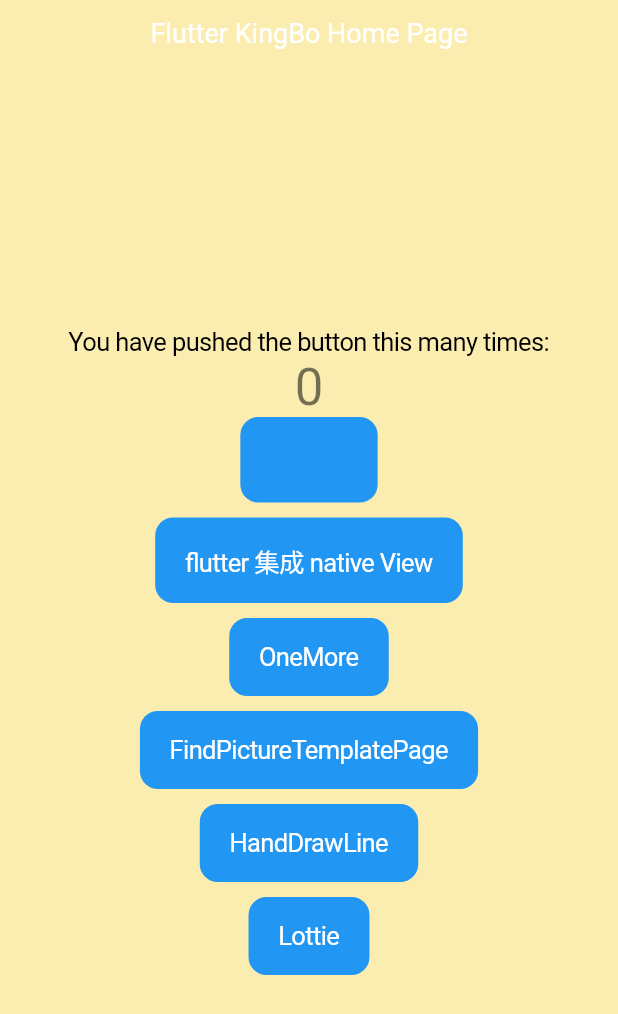
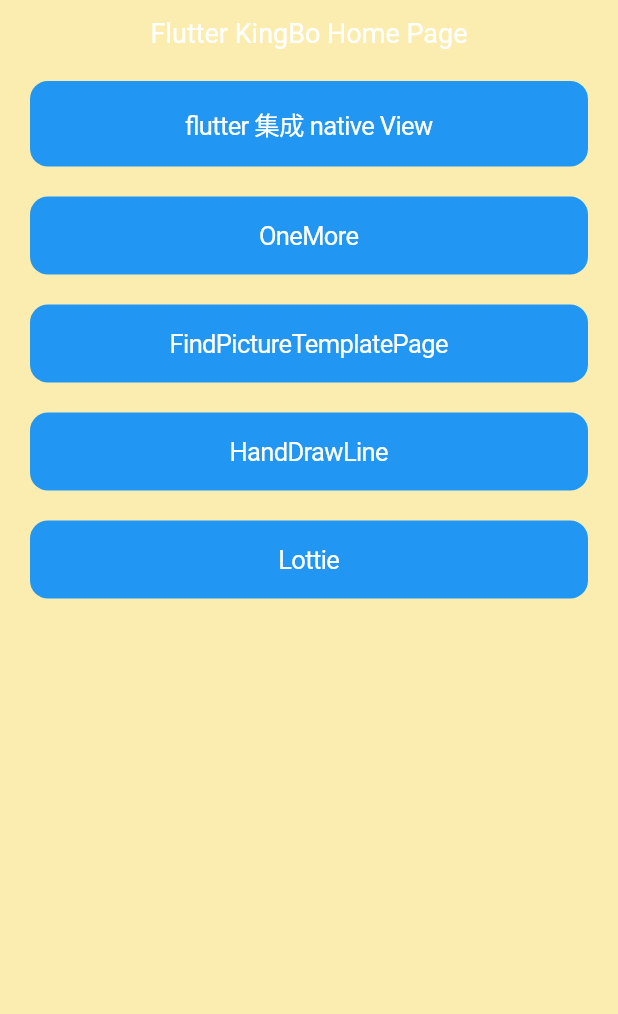
Before and after one commit to KingBo0259/hi_flutter_app, a Flutter app: the screen it shows after launch, on a phone screen of 412 x 824 dp. Shown: the top 1014 px of the screen. Run offline on Flutter 3.47's test engine with Material 2 defaults, Android fonts, the phone set to English and light mode, and no system bars; our stand-ins replace flip_card; missing offline and left inert: flutter_lottie.

Commit message:
[ADD] 首页UI更改

```diff
--- a/lib/src/pages/home_page.dart
+++ b/lib/src/pages/home_page.dart
@@ -11,9 +11,9 @@ class MyHomePage extends StatefulWidget {
 }
 
 class _MyHomePageState extends State<MyHomePage> {
-  int _counter = 0;
 
-  void _incrementCounter() {
+  var _counter = 1;
+  void _incrementCounter(){
       setState(() {
         _counter++;
       });
@@ -26,60 +26,76 @@ class _MyHomePageState extends State<MyHomePage> {
         ),
         child: Center(
           child: Column(
-            mainAxisAlignment: MainAxisAlignment.center,
             children: <Widget>[
-              Text(
-                'You have pushed the button this many times:',
-              ),
-              Text(
-                '$_counter',
-                style: Theme.of(context).textTheme.display1,
-              ),
-              CupertinoButton(
-                child: Text("自动+1"),
-                color: Colors.blue,
-                onPressed: _incrementCounter,
-              ),
-              SizedBox(
-                height: 10,
-              ),
-              CupertinoButton.filled(
+              Row(
+                children: <Widget>[
+                  Expanded(
+                      child: Padding(
+                    padding: EdgeInsets.fromLTRB(20, 10, 20, 10),
+                    child: CupertinoButton.filled(
                         child: Text("flutter 集成 native View"),
                         onPressed: () {
                           Navigator.pushNamed(context, "platform_view");
                         }),
-              SizedBox(
-                height: 10,
+                  ))
+                ],
               ),
-              CupertinoButton.filled(
+              Row(
+                children: <Widget>[
+                  Expanded(
+                      child: Padding(
+                    padding: EdgeInsets.fromLTRB(20, 10, 20, 10),
+                    child: CupertinoButton.filled(
                         child: Text("OneMore"),
                         onPressed: () {
                           Navigator.pushNamed(context, "oneMore");
                         }),
-              SizedBox(
-                height: 10,
+                  )),
+                ],
               ),
-              CupertinoButton.filled(
+              Row(
+                children: <Widget>[
+                  Expanded(
+                      child: Padding(
+                    padding: EdgeInsets.fromLTRB(20, 10, 20, 10),
+                    child: CupertinoButton.filled(
                         child: Text("FindPictureTemplatePage"),
                         onPressed: () {
-                    Navigator.pushNamed(context, "FindPictureTemplatePage");
+                          Navigator.pushNamed(
+                              context, "FindPictureTemplatePage");
                         }),
-              SizedBox(
-                height: 10,
+                  ))
+                ],
               ),
-              CupertinoButton.filled(
+              Row(
+                children: <Widget>[
+                  Expanded(
+                      child: Padding(
+                        padding: EdgeInsets.fromLTRB(20, 10, 20, 10),
+                        child: CupertinoButton.filled(
                             child: Text("HandDrawLine"),
                             onPressed: () {
-                    Navigator.pushNamed(context, "HandWritePage");
+                              Navigator.pushNamed(
+                                  context, "HandWritePage");
                             }),
-              SizedBox(
-                height: 10,
+                      ))
+                ],
               ),
-              CupertinoButton.filled(
+              Row(
+                children: <Widget>[
+                  Expanded(
+                      child: Padding(
+                        padding: EdgeInsets.fromLTRB(20, 10, 20, 10),
+                        child: CupertinoButton.filled(
                             child: Text("Lottie"),
                             onPressed: () {
-                    Navigator.pushNamed(context, "myLottie_page");
-                  })
+                              Navigator.pushNamed(
+                                  context, "myLottie_page");
+                            }),
+                      ))
+                ],
+              ),
+
             ],
           ),
         ));
```
Lines whose indentation alone changed are shown as unchanged.
